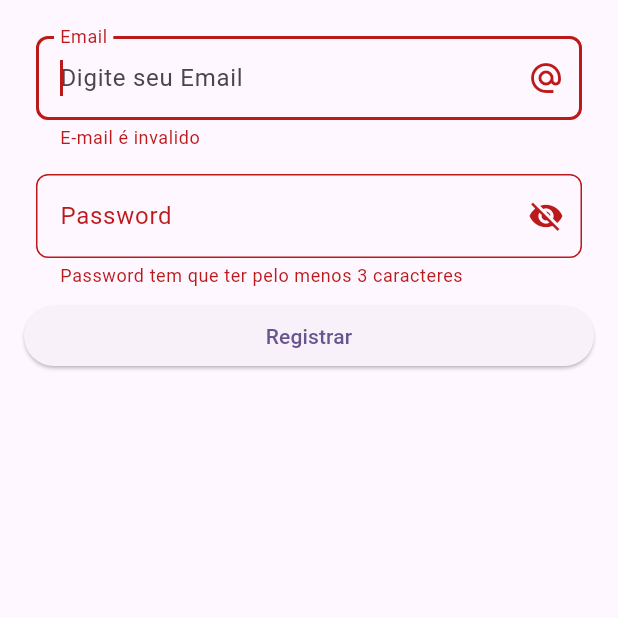
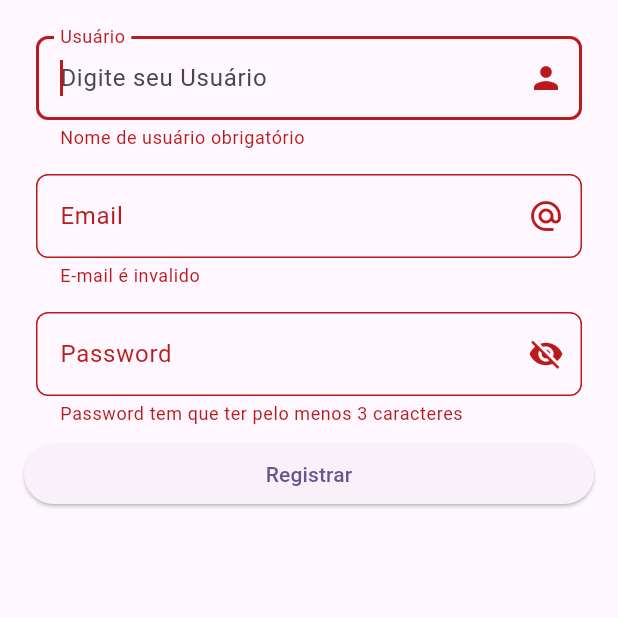
Before and after one commit to ArthurBiasibetti/PDM---IFSUL, a Flutter app: the RegisterPage screen opened directly, after a tap on "Registrar", on a phone screen of 412 x 824 dp, the top half of it. Run offline on Flutter 3.47's test engine with Material 3 defaults, Android fonts, the phone set to English and light mode, and no system bars; our stand-ins replace email_validator; missing offline and left inert: postgres; network calls fail.

Commit message:
finished homework!

```diff
--- a/lib/Banco/banco.dart
+++ b/lib/Banco/banco.dart
@@ -5,6 +5,12 @@ class Banco {
 
   List<Map<String, Map<String, dynamic>>>? _result;
   int? _numRegistro;
+  String _db_url = '200.19.1.18';
+  int _port = 5432;
+  String _db = 'arthurbiasibettifarias';
+  String _user = 'arthurbiasibettifarias';
+  String _password = '123456';
+  bool _isOpen = false;
 
   Banco(Function callbackError,
       {String url = '200.19.1.18',
@@ -13,31 +19,48 @@ class Banco {
       String usuario = 'arthurbiasibettifarias',
       String senha = '123456'}) {
     try {
-      _conexao = PostgreSQLConnection(url, porta, banco,
-          username: usuario, password: senha);
-      print('Conexão bem sucedida!');
+      _db_url = url;
+      _port = porta;
+      _db = banco;
+      _user = usuario;
+      _password = senha;
+
+      open();
     } catch (e) {
       callbackError(e.toString());
     }
   }
 
+  open() {
+    _conexao = PostgreSQLConnection(_db_url, _port, _db,
+        username: _user, password: _password);
+    _isOpen = true;
+    print('Conexão bem sucedida!');
+  }
+
   fecha() {
     _conexao!.close();
+    _isOpen = false;
+    print('Conexão fechada!');
   }
 
   Future query(String comando, Function callbackSuccess, callbackError) async {
     try {
+      if (!_isOpen) {
+        open();
+      }
       await _conexao!.open();
+
       _result = null;
-      List<Map<String, Map<String, dynamic>>>? result =
-          await _conexao!.mappedResultsQuery(comando);
+      var result = await _conexao!.mappedResultsQuery(comando);
       _result = result;
       _numRegistro = result.length;
+
       callbackSuccess(_numRegistro, _result);
     } catch (e) {
-      callbackError(e.toString());
+      callbackError('erro: $e.toString()');
     } finally {
-      _conexao!.close();
+      fecha();
     }
   }
 }
--- a/lib/Page/RegisterPage.dart
+++ b/lib/Page/RegisterPage.dart
@@ -16,7 +16,10 @@ class _RegisterState extends State<RegisterPage> {
   final _formKey = GlobalKey<FormState>();
   final _formEmail = TextEditingController();
   final _formPassword = TextEditingController();
+  final _formUserName = TextEditingController();
+
   final fEmail = FocusNode();
+  final fUserName = FocusNode();
   final fPassword = FocusNode();
 
   bool _isShowingPassword = false;
@@ -43,6 +46,14 @@ class _RegisterState extends State<RegisterPage> {
     return "Password tem que ter pelo menos 3 caracteres";
   }
 
+  String? _validateUsername(String? value) {
+    if (value!.length > 0) {
+      return null;
+    }
+
+    return "Nome de usuário obrigatório";
+  }
+
   @override
   Widget build(BuildContext context) {
     banco = Banco((e) => print('Não foi possível estabelecer conexão - $e'));
@@ -54,6 +65,24 @@ class _RegisterState extends State<RegisterPage> {
             padding: const EdgeInsets.all(16),
             child: ListView(
               children: [
+                Padding(
+                  padding: const EdgeInsets.all(8),
+                  child: TextFormField(
+                    controller: _formUserName,
+                    focusNode: fUserName,
+                    autofocus: true,
+                    style: const TextStyle(fontSize: 16, color: Colors.black),
+                    validator: _validateUsername,
+                    decoration: InputDecoration(
+                      border: OutlineInputBorder(
+                        borderRadius: BorderRadius.circular(8),
+                      ),
+                      label: const Text("Usuário"),
+                      hintText: "Digite seu Usuário",
+                      suffixIcon: const Icon(Icons.person),
+                    ),
+                  ),
+                ),
                 Padding(
                   padding: const EdgeInsets.all(8),
                   child: TextFormField(
@@ -113,9 +142,9 @@ class _RegisterState extends State<RegisterPage> {
 
   _registrarPessoa(BuildContext context) {
     banco?.query(
-        "insert into TB_USUARIO (email, password) values ('${_formEmail.text}', '${_formPassword.text}')",
-        () {
-      print("DEU CERTO");
+        "insert into TB_USUARIO (email, password, username) values ('${_formEmail.text}', '${_formPassword.text}', '${_formUserName.text}')",
+        (num, result) {
+      Navigator.pop(context);
     }, (e) => print('Erro: $e'));
   }
 }
--- a/lib/carousel/carousel.dart
+++ b/lib/carousel/carousel.dart
@@ -80,6 +80,7 @@ class _CarouselState extends State<Carousel> {
               //Botão para voltar uma "pagina" no carrossel
               FloatingActionButton(
                 backgroundColor: Colors.amber,
+                heroTag: "btn1",
                 onPressed: () {
                   widget._scrollController.animateTo(
                       widget._scrollController.offset - 296,
@@ -93,6 +94,7 @@ class _CarouselState extends State<Carousel> {
               //Botão para avançar uma "pagina" no carrossel
               FloatingActionButton(
                 backgroundColor: Colors.amber,
+                heroTag: 'btn2',
                 onPressed: () {
                   widget._scrollController.animateTo(
                       widget._scrollController.offset + 296,
--- /dev/null
+++ b/lib/globals/globals.dart
@@ -0,0 +1,4 @@
+library carousel.globals;
+
+String user_name = '';
+int? user_id;
```
Also changed, not shown: lib/Page/ImageDescription.dart (+85 -30 lines), lib/Page/ImageForm.dart (added, +165 -0 lines), lib/Page/LoginPage.dart (+18 -3 lines), lib/main.dart (+56 -50 lines).
